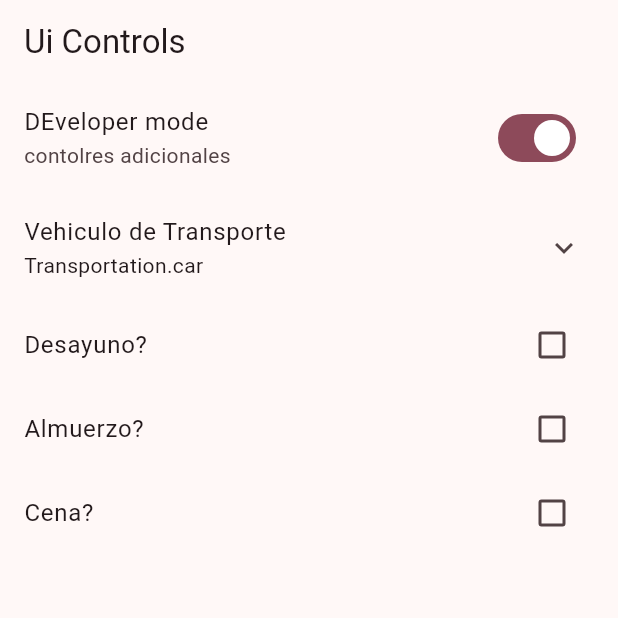
After one commit to xXSkayLabXx/widgets_app, a Flutter app: the UiControlScreen screen opened by its route, on a phone screen of 412 x 824 dp, the top half of it. The commit adds this screen. Run offline on Flutter 3.47's test engine with Material 2 defaults, Android fonts, the phone set to English and light mode, and no system bars; our stand-ins replace go_router.

Commit message:
ui screen terminado

```diff
--- a/lib/config/menu/menu_items.dart
+++ b/lib/config/menu/menu_items.dart
@@ -39,4 +39,9 @@ const appMenuItems = <MenuItem>[
       subTitle: 'Statetful widget animado',
       link: '/animated',
       icon: Icons.info_outline),
+  MenuItem(
+      title: 'Ui Controls + Tiles',
+      subTitle: 'Controles de pantalla',
+      link: '/ui-controls',
+      icon: Icons.ads_click_rounded),
 ];
--- a/lib/config/router/app_router.dart
+++ b/lib/config/router/app_router.dart
@@ -32,4 +32,9 @@ final appRouter = GoRouter(initialLocation: '/', routes: [
     name: AnimatedScreen.name,
     builder: (context, state) => const AnimatedScreen(),
   ),
+  GoRoute(
+    path: '/ui-controls',
+    name: UiControlScreen.name,
+    builder: (context, state) => const UiControlScreen(),
+  ),
 ]);
--- a/lib/presentation/screens/screens.dart
+++ b/lib/presentation/screens/screens.dart
@@ -1,3 +1,4 @@
+export 'package:widgets_app/presentation/screens/ui_controls/ui_control_screen.dart';
 export 'package:widgets_app/presentation/screens/animated/animated_screen.dart';
 export 'package:widgets_app/presentation/screens/app_tutorial/app_tutorial_screen.dart';
 export 'package:widgets_app/presentation/screens/buttons/buttons_screen.dart';
@@ -6,4 +7,3 @@ export 'package:widgets_app/presentation/screens/home/home_sceen.dart';
 export 'package:widgets_app/presentation/screens/infinite_scroll/infinite_scroll_screen.dart';
 export 'package:widgets_app/presentation/screens/progress/progress_screen.dart';
 export 'package:widgets_app/presentation/screens/snackbar/snackbar_screen.dart';
-export 'package:widgets_app/presentation/screens/ui_controls/ui_controls_screen';
--- /dev/null
+++ b/lib/presentation/screens/ui_controls/ui_control_screen.dart
@@ -0,0 +1,112 @@
+import 'package:flutter/material.dart';
+
+class UiControlScreen extends StatelessWidget {
+  static const name = 'ui_control_screen';
+  const UiControlScreen({super.key});
+
+  @override
+  Widget build(BuildContext context) {
+    return Scaffold(
+      appBar: AppBar(
+        title: const Text('Ui Controls'),
+      ),
+      body: const _UiControlsView(),
+    );
+  }
+}
+
+class _UiControlsView extends StatefulWidget {
+  const _UiControlsView();
+
+  @override
+  State<_UiControlsView> createState() => _UiControlsViewState();
+}
+
+enum Transportation { car, plane, boat, submarine }
+
+class _UiControlsViewState extends State<_UiControlsView> {
+  bool isDeveloper = true;
+  Transportation selectedTransportation = Transportation.car;
+  bool wantsBreakfast = false;
+  bool wantsLunch = false;
+  bool wantsDinner = false;
+  @override
+  Widget build(BuildContext context) {
+    return ListView(
+      physics: const ClampingScrollPhysics(),
+      children: [
+        SwitchListTile(
+          title: const Text('DEveloper mode'),
+          subtitle: const Text('contolres adicionales'),
+          value: isDeveloper,
+          onChanged: (value) => setState(() {
+            isDeveloper = !isDeveloper;
+          }),
+        ),
+        ExpansionTile(
+          title: const Text('Vehiculo de Transporte'),
+          subtitle: Text('$selectedTransportation'),
+          children: [
+            RadioListTile(
+              title: const Text('By Car'),
+              subtitle: const Text('viaja por carro'),
+              value: Transportation.car,
+              groupValue: selectedTransportation,
+              onChanged: (value) => setState(() {
+                selectedTransportation = Transportation.car;
+              }),
+            ),
+            RadioListTile(
+              title: const Text('By Plane'),
+              subtitle: const Text('viaja por avion'),
+              value: Transportation.plane,
+              groupValue: selectedTransportation,
+              onChanged: (value) => setState(() {
+                selectedTransportation = Transportation.plane;
+              }),
+            ),
+            RadioListTile(
+              title: const Text('By Boat'),
+              subtitle: const Text('viaja por Barco'),
+              value: Transportation.boat,
+              groupValue: selectedTransportation,
+              onChanged: (value) => setState(() {
+                selectedTransportation = Transportation.boat;
+              }),
+            ),
+            RadioListTile(
+              title: const Text('By Submarine'),
+              subtitle: const Text('viaja por Submarino'),
+              value: Transportation.submarine,
+              groupValue: selectedTransportation,
+              onChanged: (value) => setState(() {
+                selectedTransportation = Transportation.submarine;
+              }),
+            ),
+          ],
+        ),
+        CheckboxListTile(
+          title: const Text('Desayuno?'),
+          value: wantsBreakfast,
+          onChanged: (value) => setState(() {
+            wantsBreakfast = !wantsBreakfast;
+          }),
+        ),
+        CheckboxListTile(
+          title: const Text('Almuerzo?'),
+          value: wantsLunch,
+          onChanged: (value) => setState(() {
+            wantsLunch = !wantsLunch;
+          }),
+        ),
+        CheckboxListTile(
+          title: const Text('Cena?'),
+          value: wantsDinner,
+          onChanged: (value) => setState(() {
+            wantsDinner = !wantsDinner;
+          }),
+        ),
+      ],
+    );
+  }
+}
```
Also changed, not shown: 1 other file.
